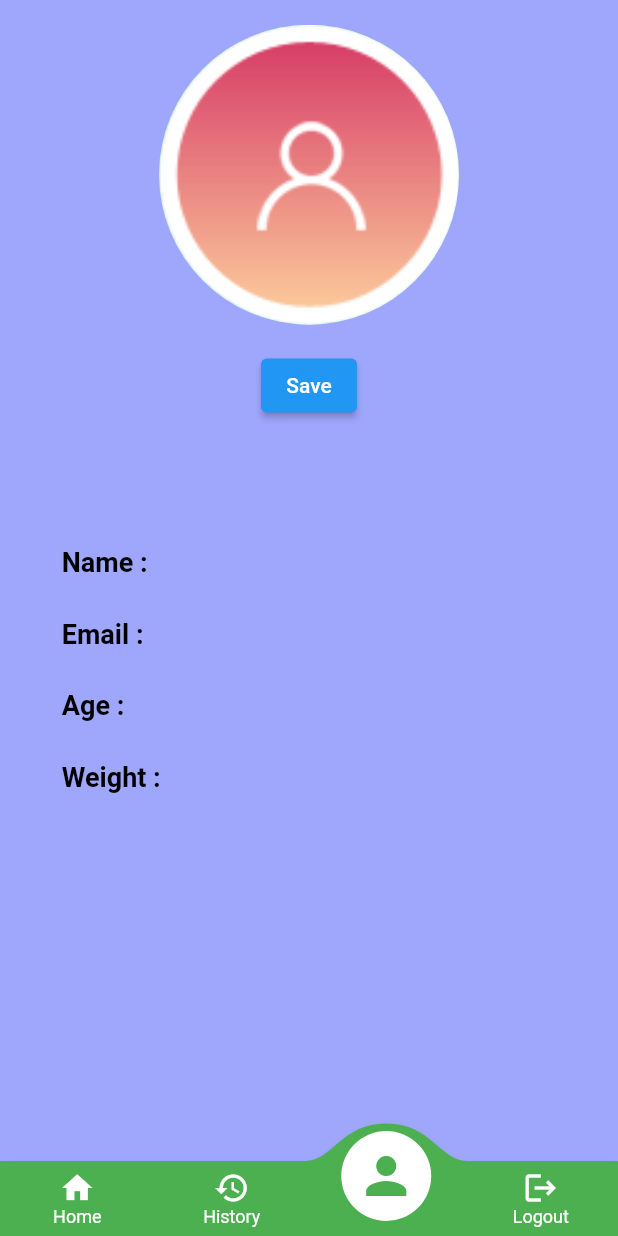
After one commit to Sabir-Islam-Khan/Work-It-Out, a Flutter app: the screen it shows once a user with an empty profile is signed in, item 3 of the bottom bar chosen, on a phone screen of 412 x 824 dp. The commit adds this screen. Run offline on Flutter 3.47's test engine with Material 2 defaults, Android fonts, the phone set to English and light mode, and no system bars; drawn by our look-alikes of convex_bottom_bar; our stand-ins replace cloud_firestore, firebase_auth, firebase_storage, geolocator, google_fonts, google_sign_in and 7 more; accounts and stored records are empty; network calls fail.

Commit message:
Profile page done

```diff
--- a/lib/Screens/CreateAccount.dart
+++ b/lib/Screens/CreateAccount.dart
@@ -40,6 +40,7 @@ class _CreateAccountState extends State<CreateAccount> {
         'age': age,
         'showDate': date,
         'weight': weight,
+        'profilePic': '',
         'day1': 0,
         'day1Steps': 0,
         'day2': 0,
--- /dev/null
+++ b/lib/Screens/ProfilePage.dart
@@ -0,0 +1,380 @@
+import 'dart:io';
+
+import 'package:firebase_storage/firebase_storage.dart';
+import 'package:flutter/material.dart';
+import 'package:image_picker/image_picker.dart';
+import 'package:work_it_out/Screens/HomePage.dart';
+import 'package:work_it_out/Screens/SignIn.dart';
+import '../services/Auth.dart';
+
+import 'package:cloud_firestore/cloud_firestore.dart';
+import 'package:convex_bottom_bar/convex_bottom_bar.dart';
+
+class ProfilePage extends StatefulWidget {
+  final Auth auth;
+
+  ProfilePage({@optionalTypeArgs this.auth});
+  @override
+  _ProfilePageState createState() => _ProfilePageState();
+}
+
+class _ProfilePageState extends State<ProfilePage> {
+  Future<void> _signOut() async {
+    try {
+      await Auth().signOut();
+    } catch (e) {
+      print(e.toString());
+    }
+  }
+
+  @override
+  void initState() {
+    super.initState();
+    getUid();
+    getPpUrl();
+  }
+
+  String _uid = '';
+  Future<String> getUid() async {
+    User user = await Auth().currentUser();
+    setState(() {
+      _uid = user.uid;
+    });
+    print("UID IS +++++++++++ $_uid");
+
+    print(user.uid);
+    return user.uid.toString();
+  }
+
+  String _ppURL = '';
+  void getPpUrl() async {
+    String uid = await getUid();
+    DocumentSnapshot ds =
+        await Firestore.instance.collection('Users').document('$uid').get();
+
+    setState(() {
+      _ppURL = ds.data['profilePic'];
+    });
+
+    print("pp url is ++++++++++ $_ppURL");
+  }
+
+  String ppUrl = '';
+  File _image;
+  final picker = ImagePicker();
+
+  final FirebaseStorage _storage =
+      FirebaseStorage(storageBucket: "gs://workitout-cd1bb.appspot.com");
+
+  Future getImage() async {
+    final pickedFile = await picker.getImage(
+      source: ImageSource.gallery,
+      imageQuality: 50,
+    );
+
+    setState(
+      () {
+        _image = File(pickedFile.path);
+      },
+    );
+  }
+
+  bool _isLoading = false;
+
+  void uploadImage() async {
+    print("$_uid");
+    setState(() {
+      _isLoading = true;
+    });
+    StorageTaskSnapshot snapshot = await _storage
+        .ref()
+        .child("$_uid/${DateTime.now()}")
+        .putFile(_image)
+        .onComplete;
+    final String profileImage = await snapshot.ref.getDownloadURL();
+    await Firestore.instance.collection("Users").document('$_uid').updateData({
+      "profilePic": profileImage,
+    });
+    nameController.clear();
+    setState(() {
+      _isLoading = false;
+    });
+  }
+
+  final nameController = TextEditingController();
+
+  @override
+  Widget build(BuildContext context) {
+    double totalHeight = MediaQuery.of(context).size.height;
+    double totalWidth = MediaQuery.of(context).size.width;
+    return MaterialApp(
+      home: Scaffold(
+        backgroundColor: Color.fromRGBO(135, 145, 253, .8),
+        bottomNavigationBar: ConvexAppBar(
+          color: Colors.white,
+          backgroundColor: Color(0xff4CAF50),
+          items: [
+            TabItem(icon: Icons.home, title: 'Home'),
+            TabItem(icon: Icons.history, title: "History"),
+            TabItem(icon: Icons.person, title: 'Profile'),
+            TabItem(icon: Icons.logout, title: 'Logout'),
+          ],
+          initialActiveIndex: 2, //optional, default as 0
+          onTap: (int i) {
+            if (i == 0) {
+              print("tapped home");
+              Navigator.push(
+                context,
+                MaterialPageRoute(
+                  builder: (context) => HomePage(),
+                ),
+              );
+            } else if (i == 1) {
+              print("tapped history");
+            } else if (i == 2) {
+              print("tapped profile");
+            } else if (i == 3) {
+              setState(() {
+                print("ready to perform logout");
+              });
+              _signOut();
+              Navigator.push(
+                context,
+                MaterialPageRoute(
+                  builder: (context) => SignIn(),
+                ),
+              );
+              setState(() {
+                print("logged out");
+              });
+            }
+          },
+        ),
+        body: _isLoading == true
+            ? Container(
+                height: totalHeight * 1,
+                width: totalWidth * 1,
+                child: Center(
+                  child: CircularProgressIndicator(),
+                ),
+              )
+            : SingleChildScrollView(
+                child: Container(
+                  height: totalHeight * 1,
+                  width: totalWidth * 1,
+                  child: SafeArea(
+                    child: Column(
+                      crossAxisAlignment: CrossAxisAlignment.start,
+                      children: [
+                        SizedBox(
+                          height: totalHeight * 0.02,
+                        ),
+                        Row(
+                          mainAxisAlignment: MainAxisAlignment.center,
+                          children: [
+                            GestureDetector(
+                              onTap: () {
+                                getImage();
+                              },
+                              child: ClipOval(
+                                child: Container(
+                                  height: 200,
+                                  width: 200,
+                                  color: Colors.teal[100],
+                                  child: _image == null && _ppURL == ''
+                                      ? Image(
+                                          fit: BoxFit.cover,
+                                          image: AssetImage(
+                                            "assets/images/avatar_placeholder.png",
+                                          ),
+                                        )
+                                      : _ppURL != ''
+                                          ? Container(
+                                              child: Image.network(
+                                                _ppURL,
+                                              ),
+                                            )
+                                          : Container(
+                                              child: FittedBox(
+                                                fit: BoxFit.cover,
+                                                child: Image.file(
+                                                  _image,
+                                                ),
+                                              ),
+                                            ),
+                                ),
+                              ),
+                            ),
+                          ],
+                        ),
+                        SizedBox(
+                          height: totalHeight * 0.02,
+                        ),
+                        Row(
+                          mainAxisAlignment: MainAxisAlignment.center,
+                          children: [
+                            ElevatedButton(
+                              onPressed: () {
+                                print("Uid in profile is $_uid");
+                                uploadImage();
+                              },
+                              child: Text("Save"),
+                            ),
+                          ],
+                        ),
+
+                        // Row(
+                        //   mainAxisAlignment: MainAxisAlignment.center,
+                        //   children: [
+                        //     ElevatedButton(
+                        //       onPressed: () {
+                        //         getImage();
+                        //       },
+                        //       child: Text(
+                        //         "Pick Image",
+                        //         style: TextStyle(
+                        //           color: Colors.white,
+                        //           fontSize: 18.0,
+                        //         ),
+                        //       ),
+                        //     ),
+                        //   ],
+                        // ),
+
+                        SizedBox(
+                          height: totalHeight * 0.1,
+                        ),
+                        StreamBuilder<DocumentSnapshot>(
+                          stream: Firestore.instance
+                              .collection('Users')
+                              .document(_uid)
+                              .snapshots(),
+                          builder: (context, snapshot) {
+                            if (snapshot.hasData) {
+                              return Column(
+                                children: [
+                                  Row(
+                                    children: [
+                                      SizedBox(
+                                        width: totalWidth * 0.1,
+                                      ),
+                                      Text(
+                                        "Name : ",
+                                        style: TextStyle(
+                                          color: Colors.black,
+                                          fontSize: 18.0,
+                                          fontWeight: FontWeight.bold,
+                                        ),
+                                      ),
+                                      SizedBox(
+                                        width: totalWidth * 0.03,
+                                      ),
+                                      Text(
+                                        snapshot.data['name'],
+                                        style: TextStyle(
+                                          color: Colors.white,
+                                          fontSize: 20.0,
+                                        ),
+                                      ),
+                                    ],
+                                  ),
+                                  SizedBox(
+                                    height: totalHeight * 0.03,
+                                  ),
+                                  Row(
+                                    children: [
+                                      SizedBox(
+                                        width: totalWidth * 0.1,
+                                      ),
+                                      Text(
+                                        "Email : ",
+                                        style: TextStyle(
+                                          color: Colors.black,
+                                          fontSize: 18.0,
+                                          fontWeight: FontWeight.bold,
+                                        ),
+                                      ),
+                                      SizedBox(
+                                        width: totalWidth * 0.03,
+                                      ),
+                                      Text(
+                                        snapshot.data['email'],
+                                        style: TextStyle(
+                                          color: Colors.white,
+                                          fontSize: 20.0,
+                                        ),
+                                      ),
+                                    ],
+                                  ),
+                                  SizedBox(
+                                    height: totalHeight * 0.03,
+                                  ),
+                                  Row(
+                                    children: [
+                                      SizedBox(
+                                        width: totalWidth * 0.1,
+                                      ),
+                                      Text(
+                                        "Age : ",
+                                        style: TextStyle(
+                                          color: Colors.black,
+                                          fontSize: 18.0,
+                                          fontWeight: FontWeight.bold,
+                                        ),
+                                      ),
+                                      SizedBox(
+                                        width: totalWidth * 0.06,
+                                      ),
+                                      Text(
+                                        snapshot.data['age'],
+                                        style: TextStyle(
+                                          color: Colors.white,
+                                          fontSize: 20.0,
+                                        ),
+                                      ),
+                                    ],
+                                  ),
+                                  SizedBox(
+                                    height: totalHeight * 0.03,
+                                  ),
+                                  Row(
+                                    children: [
+                                      SizedBox(
+                                        width: totalWidth * 0.1,
+                                      ),
+                                      Text(
+                                        "Weight : ",
+                                        style: TextStyle(
+                                          color: Colors.black,
+                                          fontSize: 18.0,
+                                          fontWeight: FontWeight.bold,
+                                        ),
+                                      ),
+                                      SizedBox(
+                                        width: totalWidth * 0.03,
+                                      ),
+                                      Text(
+                                        snapshot.data['weight'],
+                                        style: TextStyle(
+                                          color: Colors.white,
+                                          fontSize: 20.0,
+                                        ),
+                                      ),
+                                    ],
+                                  ),
+                                ],
+                              );
+                            } else {
+                              return CircularProgressIndicator();
+                            }
+                          },
+                        ),
+                      ],
+                    ),
+                  ),
+                ),
+              ),
+      ),
+    );
+  }
+}
--- a/lib/Screens/SignIn.dart
+++ b/lib/Screens/SignIn.dart
@@ -9,7 +9,7 @@ import '../Services/Auth.dart';
 class SignIn extends StatefulWidget {
   // authbase instance
   final AuthBase auth;
-  SignIn({@required this.auth});
+  SignIn({@optionalTypeArgs this.auth});
 
   @override
   _SignInState createState() => _SignInState();
--- a/lib/Widgets/PedometerWidget.dart
+++ b/lib/Widgets/PedometerWidget.dart
@@ -303,7 +303,11 @@ class _ActivityCardState extends State<ActivityCard> {
                                   mainAxisAlignment: MainAxisAlignment.center,
                                   children: [
                                     Text(
-                                      "{$_steps }",
+                                      "$_steps",
+                                      style: TextStyle(
+                                        fontSize: 16.0,
+                                        fontWeight: FontWeight.bold,
+                                      ),
                                     ),
                                     Text(
                                       "/$personalStepChoice",
```
Also changed, not shown: lib/Screens/HomePage.dart (+9 -2 lines), pubspec.yaml (+5 -3 lines), assets/images/avatar_placeholder.png (added), pubspec.lock.
